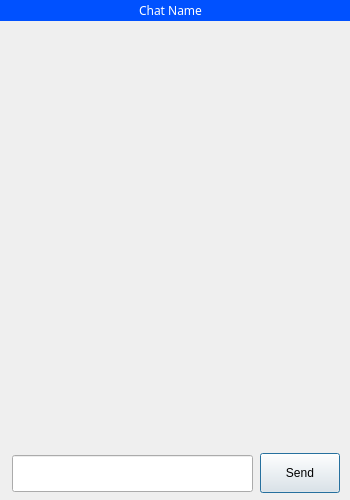
The window that conversationwindow.ui (Reynardd/MoonMessenger_TheDebuggingDudes_1) describes before a commit, drawn with Qt 5.
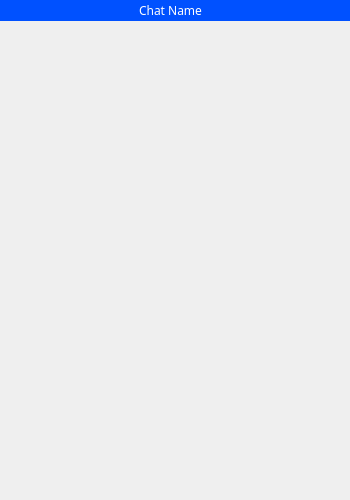
The same window after the commit. Icons and pictures are not drawn.

```diff
--- a/conversationwindow.ui
+++ b/conversationwindow.ui
@@ -29,29 +29,6 @@
    <string notr="true">#ConversationWindow{background-image: url(:/back/background.jpg);}
 </string>
   </property>
-  <widget class="QPushButton" name="sendButton">
-   <property name="geometry">
-    <rect>
-     <x>260</x>
-     <y>453</y>
-     <width>80</width>
-     <height>40</height>
-    </rect>
-   </property>
-   <property name="text">
-    <string>Send</string>
-   </property>
-  </widget>
-  <widget class="QLineEdit" name="lineEdit">
-   <property name="geometry">
-    <rect>
-     <x>12</x>
-     <y>455</y>
-     <width>241</width>
-     <height>37</height>
-    </rect>
-   </property>
-  </widget>
   <widget class="QScrollArea" name="scrollArea">
    <property name="geometry">
     <rect>
```
Left out of the diff: 2 changed lines with no effect on the pictures.
